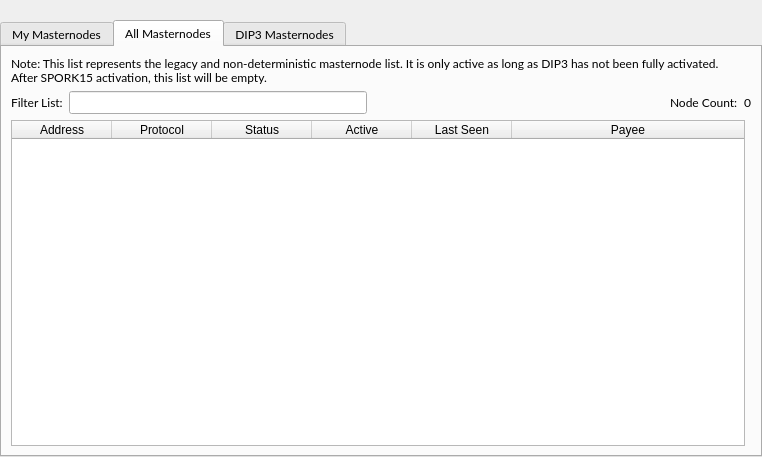
First picture: the form in src/qt/forms/masternodelist.ui, repository ichudu/ABS, before the edit.
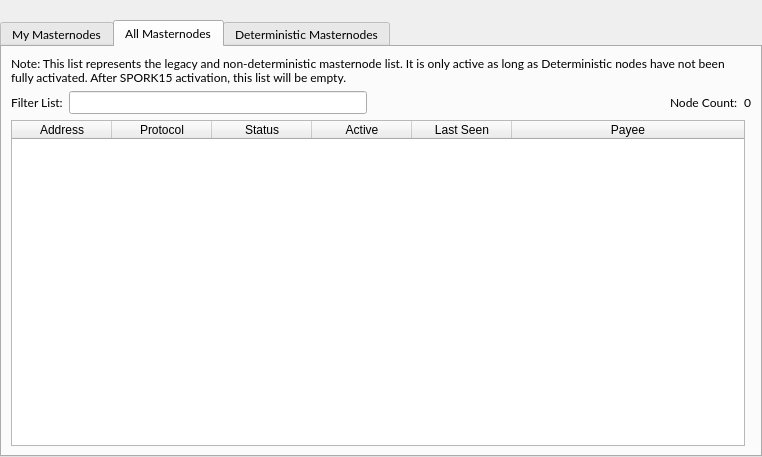
Second picture: the form after the edit. The open tabs and pages were chosen to show the change.

Commit message: Update Masternode List Descript

Diff of the .ui file:
```diff
--- a/src/qt/forms/masternodelist.ui
+++ b/src/qt/forms/masternodelist.ui
@@ -325,7 +325,7 @@
          <item row="0" column="0">
           <widget class="QLabel" name="legacyListNote">
            <property name="text">
-            <string>&lt;html&gt;&lt;head/&gt;&lt;body&gt;&lt;p&gt;Note: This list represents the legacy and non-deterministic masternode list. It is only active as long as DIP3 has not been fully activated. After SPORK15 activation, this list will be empty.&lt;/p&gt;&lt;/body&gt;&lt;/html&gt;</string>
+            <string>&lt;html&gt;&lt;head/&gt;&lt;body&gt;&lt;p&gt;Note: This list represents the legacy and non-deterministic masternode list. It is only active as long as Deterministic nodes have not been fully activated. After SPORK15 activation, this list will be empty.&lt;/p&gt;&lt;/body&gt;&lt;/html&gt;</string>
            </property>
            <property name="textFormat">
             <enum>Qt::AutoText</enum>
@@ -339,7 +339,7 @@
        </widget>
        <widget class="QWidget" name="tabDIP3Masternodes">
         <attribute name="title">
-         <string>DIP3 Masternodes</string>
+         <string>Deterministic Masternodes</string>
         </attribute>
         <layout class="QGridLayout" name="gridLayout_3">
          <item row="1" column="0">
```
